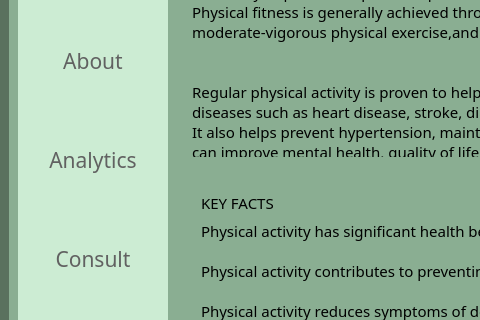
srishtiigautam/restorehealth, file Fitness.ui: the form before one commit; both pictures show x 0 to 480 and y 249 to 569 of the 1068 by 835 pixel window.
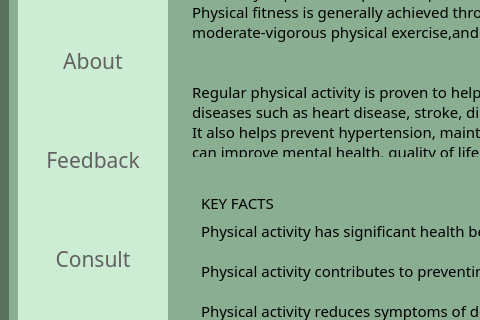
The form after the commit. Icons and pictures are not drawn.

Commit message: "Analytics" changed to "Feedback"

```diff
--- a/Fitness.ui
+++ b/Fitness.ui
@@ -318,7 +318,7 @@
 </string>
             </property>
             <property name="text">
-             <string>Analytics</string>
+             <string>Feedback</string>
             </property>
            </widget>
           </item>
```
The commit also changes 19 other files.
